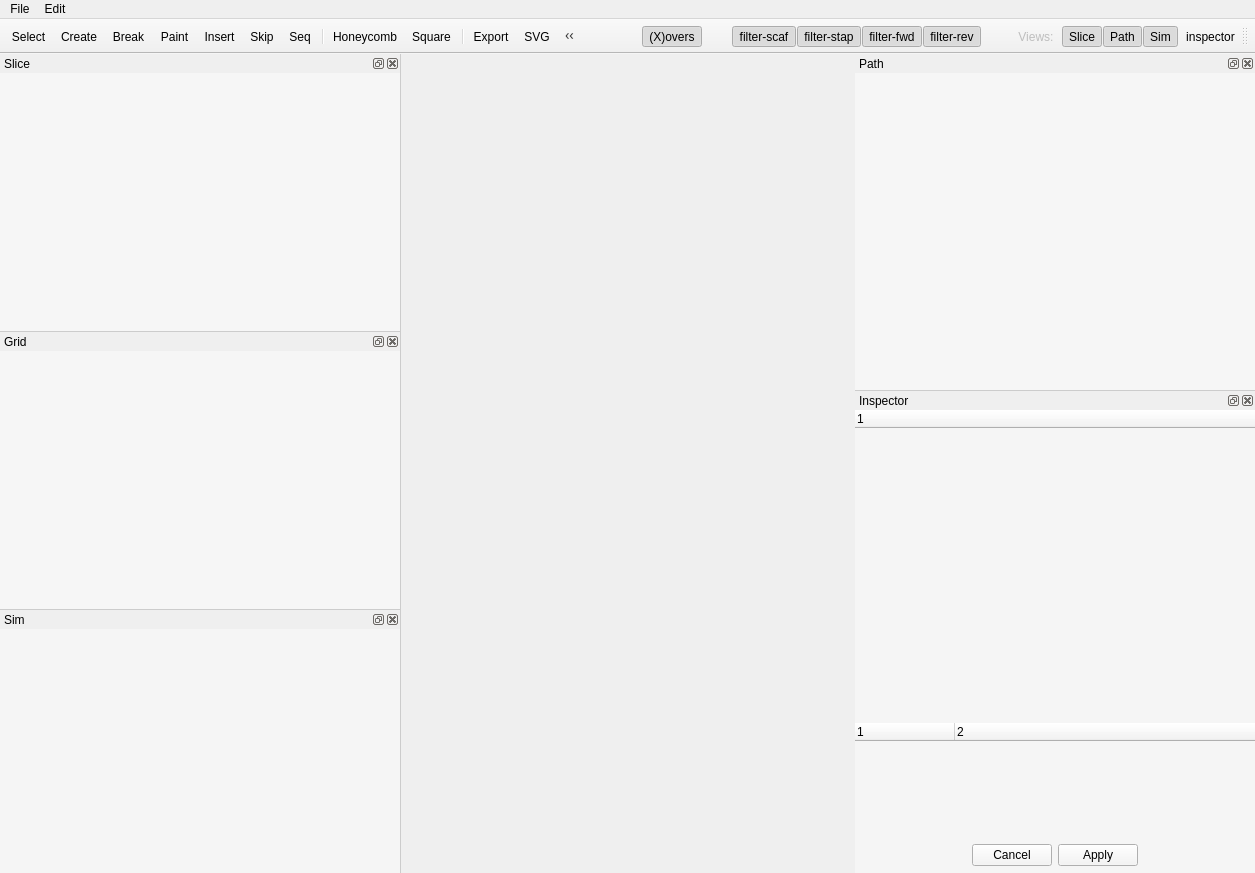
Qt form cadnano/gui/ui/mainwindow/mainwindow.ui (cadnano/cadnano2.5) before a commit.
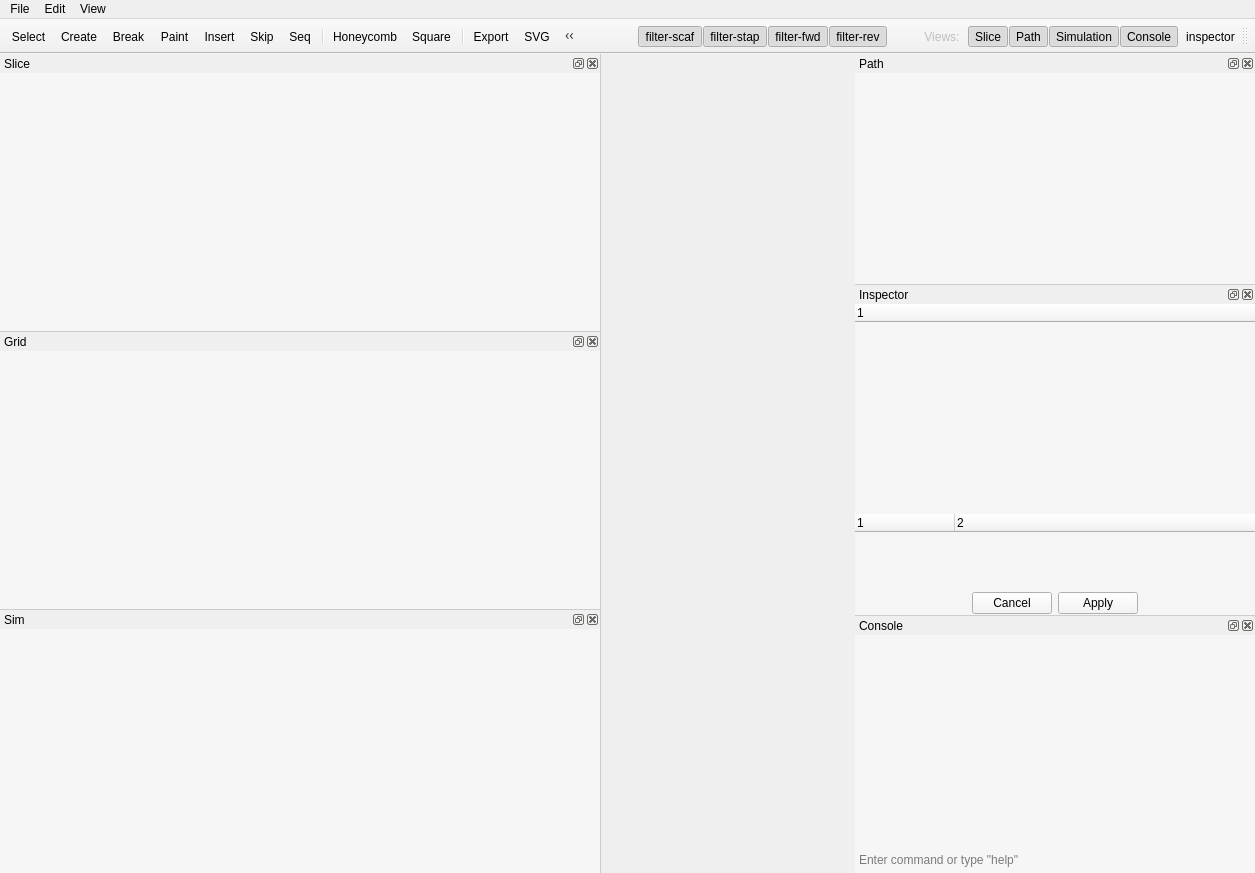
The same form after that commit. Icons and pictures are not drawn. Custom widgets are drawn as their Qt base class.

Commit message: Skeleton for console view

```diff
--- a/cadnano/gui/ui/mainwindow/mainwindow.ui
+++ b/cadnano/gui/ui/mainwindow/mainwindow.ui
@@ -125,6 +125,7 @@
     <bool>false</bool>
    </attribute>
    <addaction name="action_inspector"/>
+   <addaction name="action_console"/>
    <addaction name="action_sim"/>
    <addaction name="action_path"/>
    <addaction name="action_slice"/>
@@ -169,19 +170,23 @@
     <addaction name="action_copy"/>
     <addaction name="action_paste"/>
    </widget>
+   <widget class="QMenu" name="menuView">
+    <property name="title">
+     <string>View</string>
+    </property>
+    <addaction name="action_slice"/>
+    <addaction name="action_path"/>
+    <addaction name="action_sim"/>
+    <addaction name="action_console"/>
+   </widget>
    <addaction name="menu_file"/>
    <addaction name="menu_edit"/>
+   <addaction name="menuView"/>
   </widget>
   <widget class="QDockWidget" name="slice_dock_widget">
-   <property name="sizePolicy">
-    <sizepolicy hsizetype="Expanding" vsizetype="Preferred">
-     <horstretch>0</horstretch>
-     <verstretch>0</verstretch>
-    </sizepolicy>
-   </property>
    <property name="minimumSize">
     <size>
-     <width>400</width>
+     <width>600</width>
      <height>200</height>
     </size>
    </property>
@@ -210,12 +215,6 @@
      </property>
      <item>
       <widget class="CustomQGraphicsView" name="slice_graphics_view">
-       <property name="sizePolicy">
-        <sizepolicy hsizetype="Expanding" vsizetype="Expanding">
-         <horstretch>0</horstretch>
-         <verstretch>0</verstretch>
-        </sizepolicy>
-       </property>
        <property name="minimumSize">
         <size>
          <width>0</width>
@@ -364,12 +363,6 @@
    </widget>
   </widget>
   <widget class="QDockWidget" name="path_dock_widget">
-   <property name="sizePolicy">
-    <sizepolicy hsizetype="Expanding" vsizetype="Preferred">
-     <horstretch>0</horstretch>
-     <verstretch>0</verstretch>
-    </sizepolicy>
-   </property>
    <property name="minimumSize">
     <size>
      <width>400</width>
@@ -465,7 +458,7 @@
     <number>2</number>
    </attribute>
    <widget class="QWidget" name="inspector_dock_widget_contents">
-    <layout class="QVBoxLayout" name="verticalLayout">
+    <layout class="QVBoxLayout" name="inspector_vertical_layout">
      <property name="leftMargin">
       <number>0</number>
      </property>
@@ -571,9 +564,15 @@
    </widget>
   </widget>
   <widget class="SimDockWidget" name="sim_dock_widget">
+   <property name="sizePolicy">
+    <sizepolicy hsizetype="Expanding" vsizetype="Expanding">
+     <horstretch>0</horstretch>
+     <verstretch>0</verstretch>
+    </sizepolicy>
+   </property>
    <property name="minimumSize">
     <size>
-     <width>400</width>
+     <width>600</width>
      <height>200</height>
     </size>
    </property>
@@ -586,7 +585,118 @@
    <attribute name="dockWidgetArea">
     <number>1</number>
    </attribute>
-   <widget class="QWidget" name="sim_dock_widget_contents"/>
+   <widget class="QWidget" name="sim_dock_widget_contents">
+    <property name="sizePolicy">
+     <sizepolicy hsizetype="Preferred" vsizetype="Expanding">
+      <horstretch>0</horstretch>
+      <verstretch>0</verstretch>
+     </sizepolicy>
+    </property>
+   </widget>
+  </widget>
+  <widget class="QDockWidget" name="console_dock_widget">
+   <property name="sizePolicy">
+    <sizepolicy hsizetype="Preferred" vsizetype="Preferred">
+     <horstretch>0</horstretch>
+     <verstretch>0</verstretch>
+    </sizepolicy>
+   </property>
+   <property name="minimumSize">
+    <size>
+     <width>400</width>
+     <height>0</height>
+    </size>
+   </property>
+   <property name="maximumSize">
+    <size>
+     <width>400</width>
+     <height>524287</height>
+    </size>
+   </property>
+   <property name="windowTitle">
+    <string>Console</string>
+   </property>
+   <attribute name="dockWidgetArea">
+    <number>2</number>
+   </attribute>
+   <widget class="QWidget" name="console_dock_widget_contents">
+    <property name="maximumSize">
+     <size>
+      <width>400</width>
+      <height>16777215</height>
+     </size>
+    </property>
+    <property name="styleSheet">
+     <string notr="true">QWidget { background-color: rgb(96.5%, 96.5%, 96.5%); }</string>
+    </property>
+    <layout class="QVBoxLayout" name="verticalLayout">
+     <property name="spacing">
+      <number>1</number>
+     </property>
+     <property name="leftMargin">
+      <number>0</number>
+     </property>
+     <property name="topMargin">
+      <number>0</number>
+     </property>
+     <property name="rightMargin">
+      <number>0</number>
+     </property>
+     <property name="bottomMargin">
+      <number>0</number>
+     </property>
+     <item>
+      <widget class="ConsoleOutput" name="console_output_text">
+       <property name="styleSheet">
+        <string notr="true">QPlainTextEdit { background-color: &quot;#fefefe&quot;; color: &quot;#0066cc&quot;; }</string>
+       </property>
+       <property name="frameShape">
+        <enum>QFrame::NoFrame</enum>
+       </property>
+       <property name="frameShadow">
+        <enum>QFrame::Plain</enum>
+       </property>
+      </widget>
+     </item>
+     <item>
+      <widget class="ConsoleInput" name="console_input_text">
+       <property name="maximumSize">
+        <size>
+         <width>16777215</width>
+         <height>24</height>
+        </size>
+       </property>
+       <property name="styleSheet">
+        <string notr="true">QPlainTextEdit { background-color: &quot;#eeeeee&quot;;}</string>
+       </property>
+       <property name="frameShape">
+        <enum>QFrame::NoFrame</enum>
+       </property>
+       <property name="frameShadow">
+        <enum>QFrame::Plain</enum>
+       </property>
+       <property name="lineWidth">
+        <number>0</number>
+       </property>
+       <property name="midLineWidth">
+        <number>0</number>
+       </property>
+       <property name="verticalScrollBarPolicy">
+        <enum>Qt::ScrollBarAlwaysOff</enum>
+       </property>
+       <property name="tabStopWidth">
+        <number>80</number>
+       </property>
+       <property name="backgroundVisible">
+        <bool>false</bool>
+       </property>
+       <property name="placeholderText">
+        <string>Enter command or type &quot;help&quot;</string>
+       </property>
+      </widget>
+     </item>
+    </layout>
+   </widget>
   </widget>
   <action name="action_new">
    <property name="icon">
@@ -1382,7 +1492,7 @@
      <normaloff>:/parttools/sim</normaloff>:/parttools/sim</iconset>
    </property>
    <property name="text">
-    <string>Sim</string>
+    <string>Simulation</string>
    </property>
    <property name="toolTip">
     <string>Toggle Sim</string>
@@ -1424,6 +1534,27 @@
     <string>Toggle Path</string>
    </property>
   </action>
+  <action name="action_console">
+   <property name="checkable">
+    <bool>true</bool>
+   </property>
+   <property name="checked">
+    <bool>true</bool>
+   </property>
+   <property name="icon">
+    <iconset resource="cadnano.gui.ui.mainwindow.icons.qrc">
+     <normaloff>:/parttools/console</normaloff>:/parttools/console</iconset>
+   </property>
+   <property name="text">
+    <string>Console</string>
+   </property>
+   <property name="toolTip">
+    <string>Toggle Console</string>
+   </property>
+   <property name="shortcut">
+    <string>Meta+`</string>
+   </property>
+  </action>
  </widget>
  <customwidgets>
   <customwidget>
@@ -1447,6 +1578,16 @@
    <header>cadnano.gui.views.simview.simdockwidget.h</header>
    <container>1</container>
   </customwidget>
+  <customwidget>
+   <class>ConsoleOutput</class>
+   <extends>QPlainTextEdit</extends>
+   <header>cadnano.gui.views.consoleview.consoleoutput.h</header>
+  </customwidget>
+  <customwidget>
+   <class>ConsoleInput</class>
+   <extends>QPlainTextEdit</extends>
+   <header>cadnano.gui.views.consoleview.consoleinput.h</header>
+  </customwidget>
  </customwidgets>
  <resources>
   <include location="cadnano.gui.ui.mainwindow.icons.qrc"/>
```
Left out of the diff: 8 changed lines with no effect on the pictures. The commit also changes 10 other files.
